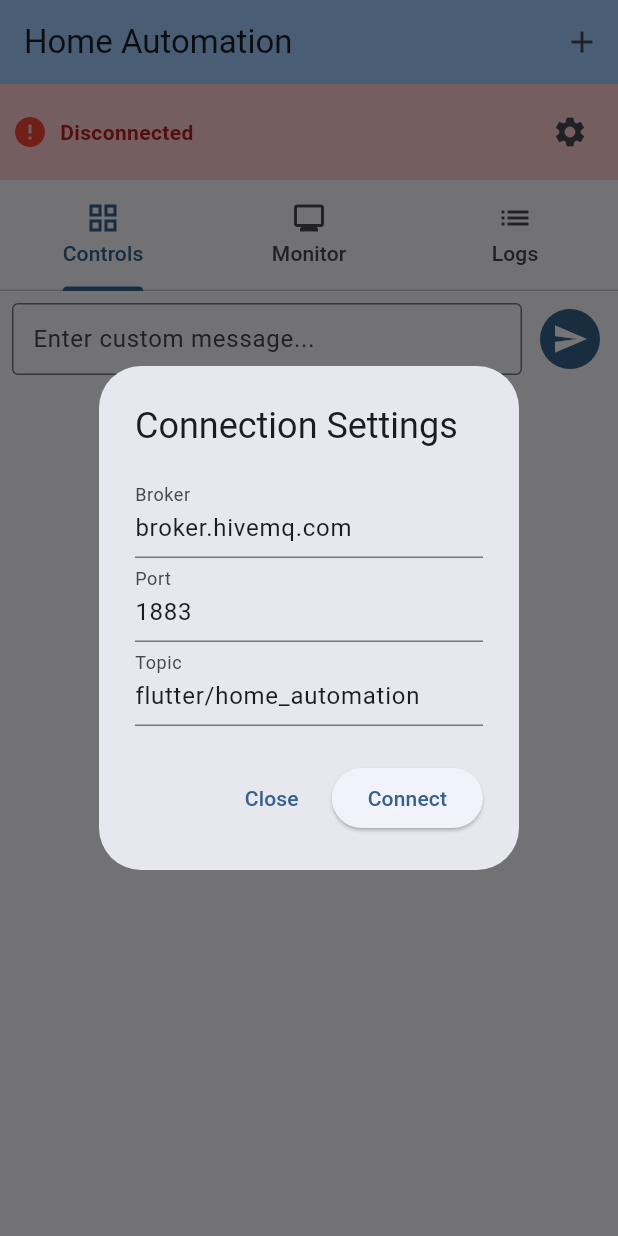
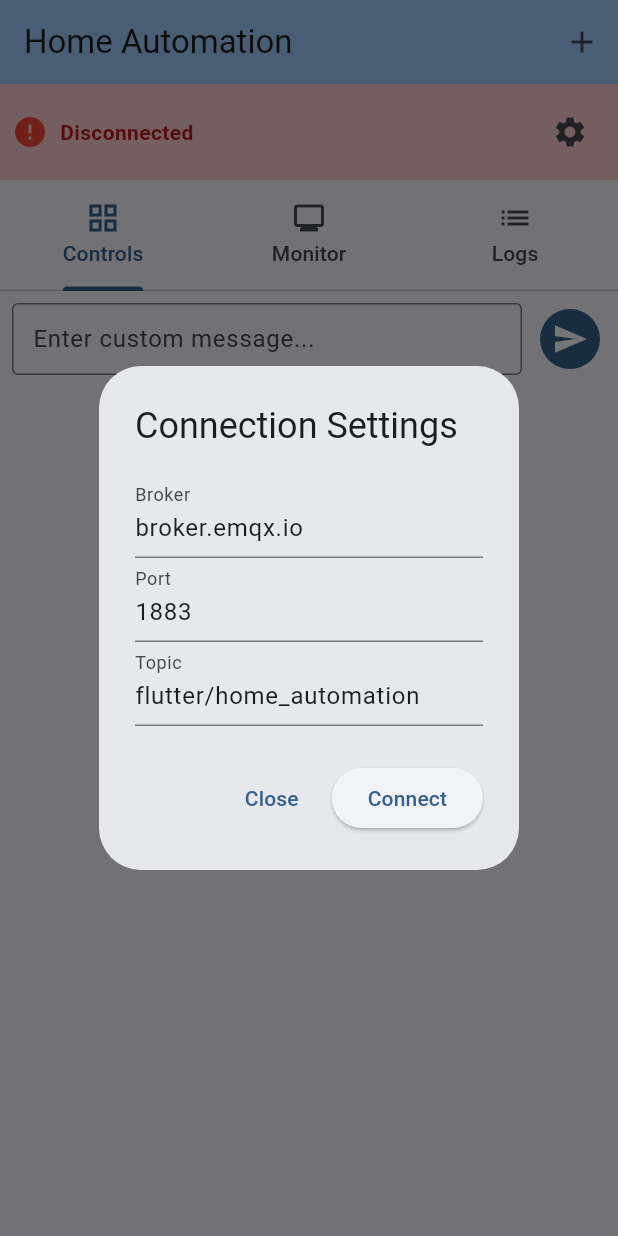
Before and after one commit to atharvamahabal/home-automation, a Flutter app: the screen it shows after launch, after a tap on the "settings" icon, on a phone screen of 412 x 824 dp. Run offline on Flutter 3.47's test engine with Material 3 defaults, Android fonts, the phone set to English and light mode, and no system bars; our stand-ins replace shared_preferences; missing offline and left inert: mqtt_client.

Commit message:
Feat: Change default broker to broker.emqx.io

```diff
--- a/lib/main.dart
+++ b/lib/main.dart
@@ -76,7 +76,7 @@ class _HomeAutomationPageState extends State<HomeAutomationPage> {
 
   // Controllers
   final TextEditingController ipController = TextEditingController(
-    text: 'broker.hivemq.com',
+    text: 'broker.emqx.io',
   );
   final TextEditingController portController = TextEditingController(
     text: '1883',
@@ -100,7 +100,7 @@ class _HomeAutomationPageState extends State<HomeAutomationPage> {
   Future<void> _loadConnectionSettings() async {
     final prefs = await SharedPreferences.getInstance();
     setState(() {
-      ipController.text = prefs.getString('broker') ?? 'broker.hivemq.com';
+      ipController.text = prefs.getString('broker') ?? 'broker.emqx.io';
       portController.text = prefs.getString('port') ?? '1883';
       topicController.text =
           prefs.getString('topic') ?? 'flutter/home_automation';
```
Also changed, not shown: 1 other file.
